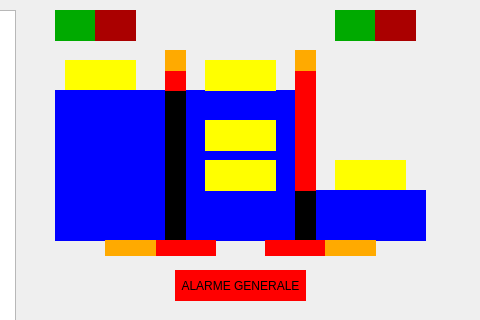
Before: the Qt Designer form ecluse.ui in Alpam/Ecluse, drawn with Qt 5; both pictures show x 305 to 785 and y 0 to 320 of the 942 by 500 pixel window.
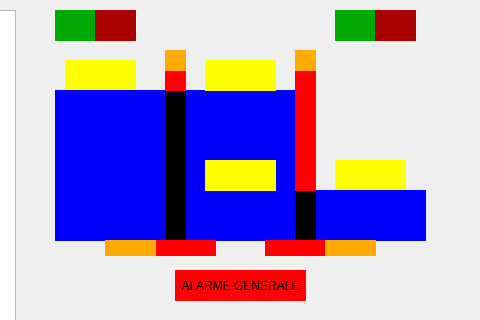
After: the same form once the commit is applied.

Patch:
```diff
--- a/ecluse.ui
+++ b/ecluse.ui
@@ -4345,440 +4345,6 @@
     <string/>
    </property>
   </widget>
-  <widget class="QLabel" name="bateauEcMid">
-   <property name="geometry">
-    <rect>
-     <x>510</x>
-     <y>120</y>
-     <width>71</width>
-     <height>31</height>
-    </rect>
-   </property>
-   <property name="palette">
-    <palette>
-     <active>
-      <colorrole role="WindowText">
-       <brush brushstyle="SolidPattern">
-        <color alpha="255">
-         <red>0</red>
-         <green>0</green>
-         <blue>0</blue>
-        </color>
-       </brush>
-      </colorrole>
-      <colorrole role="Button">
-       <brush brushstyle="SolidPattern">
-        <color alpha="255">
-         <red>255</red>
-         <green>255</green>
-         <blue>0</blue>
-        </color>
-       </brush>
-      </colorrole>
-      <colorrole role="Light">
-       <brush brushstyle="SolidPattern">
-        <color alpha="255">
-         <red>255</red>
-         <green>255</green>
-         <blue>127</blue>
-        </color>
-       </brush>
-      </colorrole>
-      <colorrole role="Midlight">
-       <brush brushstyle="SolidPattern">
-        <color alpha="255">
-         <red>255</red>
-         <green>255</green>
-         <blue>63</blue>
-        </color>
-       </brush>
-      </colorrole>
-      <colorrole role="Dark">
-       <brush brushstyle="SolidPattern">
-        <color alpha="255">
-         <red>127</red>
-         <green>127</green>
-         <blue>0</blue>
-        </color>
-       </brush>
-      </colorrole>
-      <colorrole role="Mid">
-       <brush brushstyle="SolidPattern">
-        <color alpha="255">
-         <red>170</red>
-         <green>170</green>
-         <blue>0</blue>
-        </color>
-       </brush>
-      </colorrole>
-      <colorrole role="Text">
-       <brush brushstyle="SolidPattern">
-        <color alpha="255">
-         <red>0</red>
-         <green>0</green>
-         <blue>0</blue>
-        </color>
-       </brush>
-      </colorrole>
-      <colorrole role="BrightText">
-       <brush brushstyle="SolidPattern">
-        <color alpha="255">
-         <red>255</red>
-         <green>255</green>
-         <blue>255</blue>
-        </color>
-       </brush>
-      </colorrole>
-      <colorrole role="ButtonText">
-       <brush brushstyle="SolidPattern">
-        <color alpha="255">
-         <red>0</red>
-         <green>0</green>
-         <blue>0</blue>
-        </color>
-       </brush>
-      </colorrole>
-      <colorrole role="Base">
-       <brush brushstyle="SolidPattern">
-        <color alpha="255">
-         <red>255</red>
-         <green>255</green>
-         <blue>255</blue>
-        </color>
-       </brush>
-      </colorrole>
-      <colorrole role="Window">
-       <brush brushstyle="SolidPattern">
-        <color alpha="255">
-         <red>255</red>
-         <green>255</green>
-         <blue>0</blue>
-        </color>
-       </brush>
-      </colorrole>
-      <colorrole role="Shadow">
-       <brush brushstyle="SolidPattern">
-        <color alpha="255">
-         <red>0</red>
-         <green>0</green>
-         <blue>0</blue>
-        </color>
-       </brush>
-      </colorrole>
-      <colorrole role="AlternateBase">
-       <brush brushstyle="SolidPattern">
-        <color alpha="255">
-         <red>255</red>
-         <green>255</green>
-         <blue>127</blue>
-        </color>
-       </brush>
-      </colorrole>
-      <colorrole role="ToolTipBase">
-       <brush brushstyle="SolidPattern">
-        <color alpha="255">
-         <red>255</red>
-         <green>255</green>
-         <blue>220</blue>
-        </color>
-       </brush>
-      </colorrole>
-      <colorrole role="ToolTipText">
-       <brush brushstyle="SolidPattern">
-        <color alpha="255">
-         <red>0</red>
-         <green>0</green>
-         <blue>0</blue>
-        </color>
-       </brush>
-      </colorrole>
-     </active>
-     <inactive>
-      <colorrole role="WindowText">
-       <brush brushstyle="SolidPattern">
-        <color alpha="255">
-         <red>0</red>
-         <green>0</green>
-         <blue>0</blue>
-        </color>
-       </brush>
-      </colorrole>
-      <colorrole role="Button">
-       <brush brushstyle="SolidPattern">
-        <color alpha="255">
-         <red>255</red>
-         <green>255</green>
-         <blue>0</blue>
-        </color>
-       </brush>
-      </colorrole>
-      <colorrole role="Light">
-       <brush brushstyle="SolidPattern">
-        <color alpha="255">
-         <red>255</red>
-         <green>255</green>
-         <blue>127</blue>
-        </color>
-       </brush>
-      </colorrole>
-      <colorrole role="Midlight">
-       <brush brushstyle="SolidPattern">
-        <color alpha="255">
-         <red>255</red>
-         <green>255</green>
-         <blue>63</blue>
-        </color>
-       </brush>
-      </colorrole>
-      <colorrole role="Dark">
-       <brush brushstyle="SolidPattern">
-        <color alpha="255">
-         <red>127</red>
-         <green>127</green>
-         <blue>0</blue>
-        </color>
-       </brush>
-      </colorrole>
-      <colorrole role="Mid">
-       <brush brushstyle="SolidPattern">
-        <color alpha="255">
-         <red>170</red>
-         <green>170</green>
-         <blue>0</blue>
-        </color>
-       </brush>
-      </colorrole>
-      <colorrole role="Text">
-       <brush brushstyle="SolidPattern">
-        <color alpha="255">
-         <red>0</red>
-         <green>0</green>
-         <blue>0</blue>
-        </color>
-       </brush>
-      </colorrole>
-      <colorrole role="BrightText">
-       <brush brushstyle="SolidPattern">
-        <color alpha="255">
-         <red>255</red>
-         <green>255</green>
-         <blue>255</blue>
-        </color>
-       </brush>
-      </colorrole>
-      <colorrole role="ButtonText">
-       <brush brushstyle="SolidPattern">
-        <color alpha="255">
-         <red>0</red>
-         <green>0</green>
-         <blue>0</blue>
-        </color>
-       </brush>
-      </colorrole>
-      <colorrole role="Base">
-       <brush brushstyle="SolidPattern">
-        <color alpha="255">
-         <red>255</red>
-         <green>255</green>
-         <blue>255</blue>
-        </color>
-       </brush>
-      </colorrole>
-      <colorrole role="Window">
-       <brush brushstyle="SolidPattern">
-        <color alpha="255">
-         <red>255</red>
-         <green>255</green>
-         <blue>0</blue>
-        </color>
-       </brush>
-      </colorrole>
-      <colorrole role="Shadow">
-       <brush brushstyle="SolidPattern">
-        <color alpha="255">
-         <red>0</red>
-         <green>0</green>
-         <blue>0</blue>
-        </color>
-       </brush>
-      </colorrole>
-      <colorrole role="AlternateBase">
-       <brush brushstyle="SolidPattern">
-        <color alpha="255">
-         <red>255</red>
-         <green>255</green>
-         <blue>127</blue>
-        </color>
-       </brush>
-      </colorrole>
-      <colorrole role="ToolTipBase">
-       <brush brushstyle="SolidPattern">
-        <color alpha="255">
-         <red>255</red>
-         <green>255</green>
-         <blue>220</blue>
-        </color>
-       </brush>
-      </colorrole>
-      <colorrole role="ToolTipText">
-       <brush brushstyle="SolidPattern">
-        <color alpha="255">
-         <red>0</red>
-         <green>0</green>
-         <blue>0</blue>
-        </color>
-       </brush>
-      </colorrole>
-     </inactive>
-     <disabled>
-      <colorrole role="WindowText">
-       <brush brushstyle="SolidPattern">
-        <color alpha="255">
-         <red>127</red>
-         <green>127</green>
-         <blue>0</blue>
-        </color>
-       </brush>
-      </colorrole>
-      <colorrole role="Button">
-       <brush brushstyle="SolidPattern">
-        <color alpha="255">
-         <red>255</red>
-         <green>255</green>
-         <blue>0</blue>
-        </color>
-       </brush>
-      </colorrole>
-      <colorrole role="Light">
-       <brush brushstyle="SolidPattern">
-        <color alpha="255">
-         <red>255</red>
-         <green>255</green>
-         <blue>127</blue>
-        </color>
-       </brush>
-      </colorrole>
-      <colorrole role="Midlight">
-       <brush brushstyle="SolidPattern">
-        <color alpha="255">
-         <red>255</red>
-         <green>255</green>
-         <blue>63</blue>
-        </color>
-       </brush>
-      </colorrole>
-      <colorrole role="Dark">
-       <brush brushstyle="SolidPattern">
-        <color alpha="255">
-         <red>127</red>
-         <green>127</green>
-         <blue>0</blue>
-        </color>
-       </brush>
-      </colorrole>
-      <colorrole role="Mid">
-       <brush brushstyle="SolidPattern">
-        <color alpha="255">
-         <red>170</red>
-         <green>170</green>
-         <blue>0</blue>
-        </color>
-       </brush>
-      </colorrole>
-      <colorrole role="Text">
-       <brush brushstyle="SolidPattern">
-        <color alpha="255">
-         <red>127</red>
-         <green>127</green>
-         <blue>0</blue>
-        </color>
-       </brush>
-      </colorrole>
-      <colorrole role="BrightText">
-       <brush brushstyle="SolidPattern">
-        <color alpha="255">
-         <red>255</red>
-         <green>255</green>
-         <blue>255</blue>
-        </color>
-       </brush>
-      </colorrole>
-      <colorrole role="ButtonText">
-       <brush brushstyle="SolidPattern">
-        <color alpha="255">
-         <red>127</red>
-         <green>127</green>
-         <blue>0</blue>
-        </color>
-       </brush>
-      </colorrole>
-      <colorrole role="Base">
-       <brush brushstyle="SolidPattern">
-        <color alpha="255">
-         <red>255</red>
-         <green>255</green>
-         <blue>0</blue>
-        </color>
-       </brush>
-      </colorrole>
-      <colorrole role="Window">
-       <brush brushstyle="SolidPattern">
-        <color alpha="255">
-         <red>255</red>
-         <green>255</green>
-         <blue>0</blue>
-        </color>
-       </brush>
-      </colorrole>
-      <colorrole role="Shadow">
-       <brush brushstyle="SolidPattern">
-        <color alpha="255">
-         <red>0</red>
-         <green>0</green>
-         <blue>0</blue>
-        </color>
-       </brush>
-      </colorrole>
-      <colorrole role="AlternateBase">
-       <brush brushstyle="SolidPattern">
-        <color alpha="255">
-         <red>255</red>
-         <green>255</green>
-         <blue>0</blue>
-        </color>
-       </brush>
-      </colorrole>
-      <colorrole role="ToolTipBase">
-       <brush brushstyle="SolidPattern">
-        <color alpha="255">
-         <red>255</red>
-         <green>255</green>
-         <blue>220</blue>
-        </color>
-       </brush>
-      </colorrole>
-      <colorrole role="ToolTipText">
-       <brush brushstyle="SolidPattern">
-        <color alpha="255">
-         <red>0</red>
-         <green>0</green>
-         <blue>0</blue>
-        </color>
-       </brush>
-      </colorrole>
-     </disabled>
-    </palette>
-   </property>
-   <property name="autoFillBackground">
-    <bool>true</bool>
-   </property>
-   <property name="styleSheet">
-    <string notr="true"/>
-   </property>
-   <property name="text">
-    <string/>
-   </property>
-  </widget>
   <widget class="QLabel" name="bateauEcAv">
    <property name="geometry">
     <rect>
```
